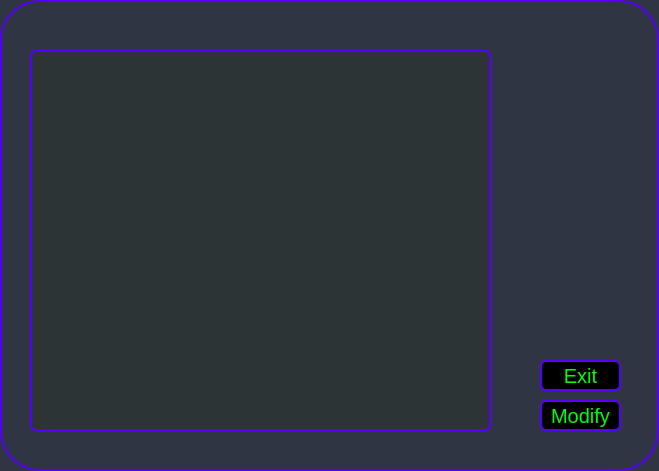
Above: input.ui from dwvwdv/CodeToolbox before the change. Below: the same form after it.
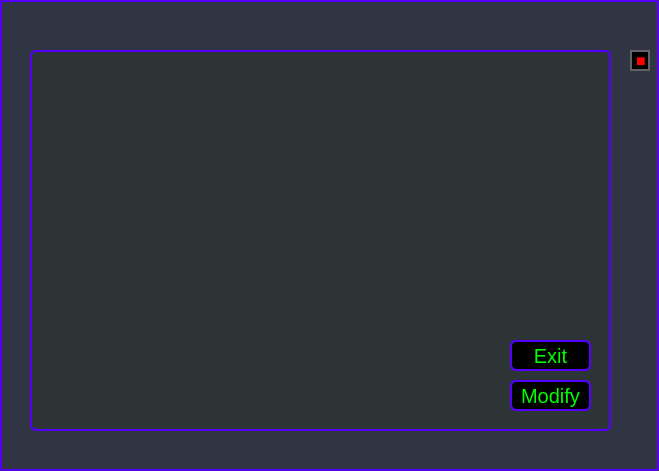
That is the form after the change.

Patch:
```diff
--- a/input.ui
+++ b/input.ui
@@ -15,7 +15,7 @@
   </property>
   <property name="styleSheet">
    <string notr="true">background-color:#2f3542;
-border-radius: 40px;
+border-radius: 1px;
 font: 9pt &quot;Arial&quot;;
 font-size: 20px;
 border: 2px solid rgb(85, 0, 255);</string>
@@ -28,7 +28,7 @@
     <rect>
      <x>30</x>
      <y>50</y>
-     <width>461</width>
+     <width>581</width>
      <height>381</height>
     </rect>
    </property>
@@ -51,8 +51,8 @@
   <widget class="QPushButton" name="InputCode">
    <property name="geometry">
     <rect>
-     <x>540</x>
-     <y>400</y>
+     <x>510</x>
+     <y>380</y>
      <width>81</width>
      <height>31</height>
     </rect>
@@ -72,8 +72,8 @@
   <widget class="QPushButton" name="ExitBtn">
    <property name="geometry">
     <rect>
-     <x>540</x>
-     <y>360</y>
+     <x>510</x>
+     <y>340</y>
      <width>81</width>
      <height>31</height>
     </rect>
@@ -90,6 +90,27 @@
     <string>Exit</string>
    </property>
   </widget>
+  <widget class="QLabel" name="label">
+   <property name="geometry">
+    <rect>
+     <x>630</x>
+     <y>50</y>
+     <width>20</width>
+     <height>21</height>
+    </rect>
+   </property>
+   <property name="styleSheet">
+    <string notr="true">color: rgb(255, 0, 0);
+border-radius: 14px;
+font: &quot;Arial&quot;;
+font-size: 16px;
+border: 2px solid rgb(98, 98, 98);
+background-color: #000000;</string>
+   </property>
+   <property name="text">
+    <string>■</string>
+   </property>
+  </widget>
  </widget>
  <resources/>
  <connections/>
```
